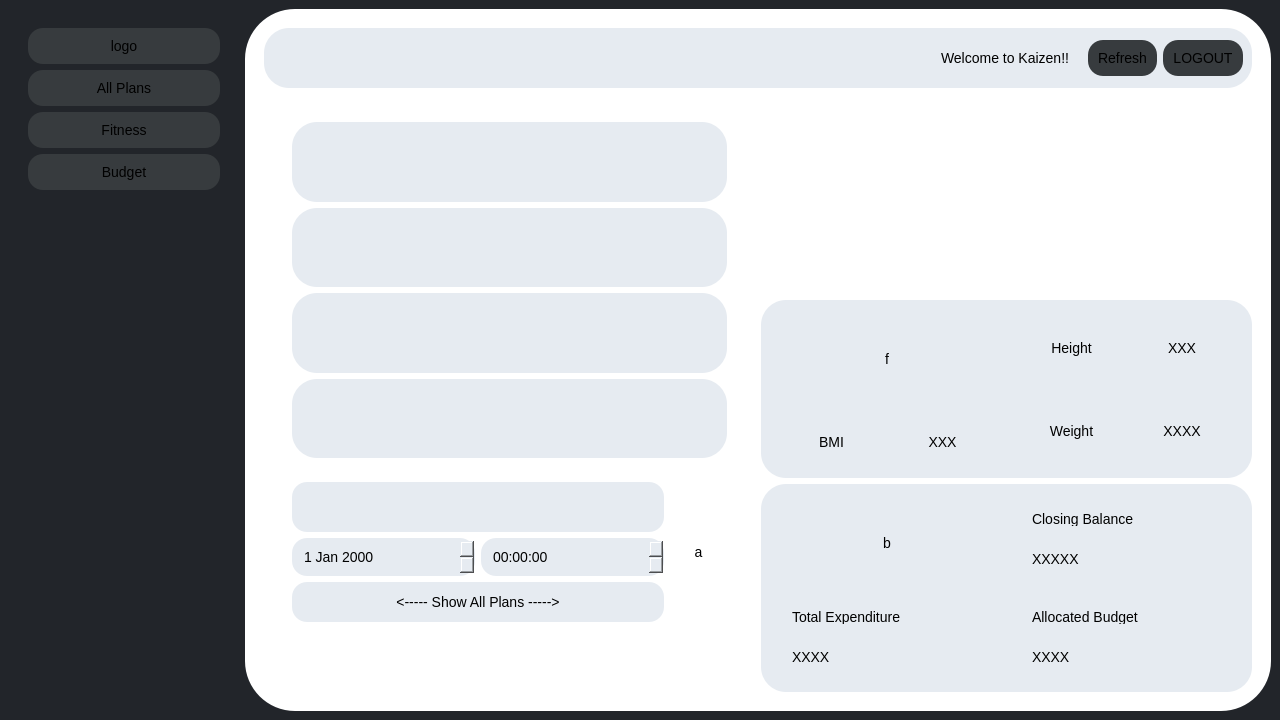
burr1to/kaizen, file K/planner.ui: the form before one commit.
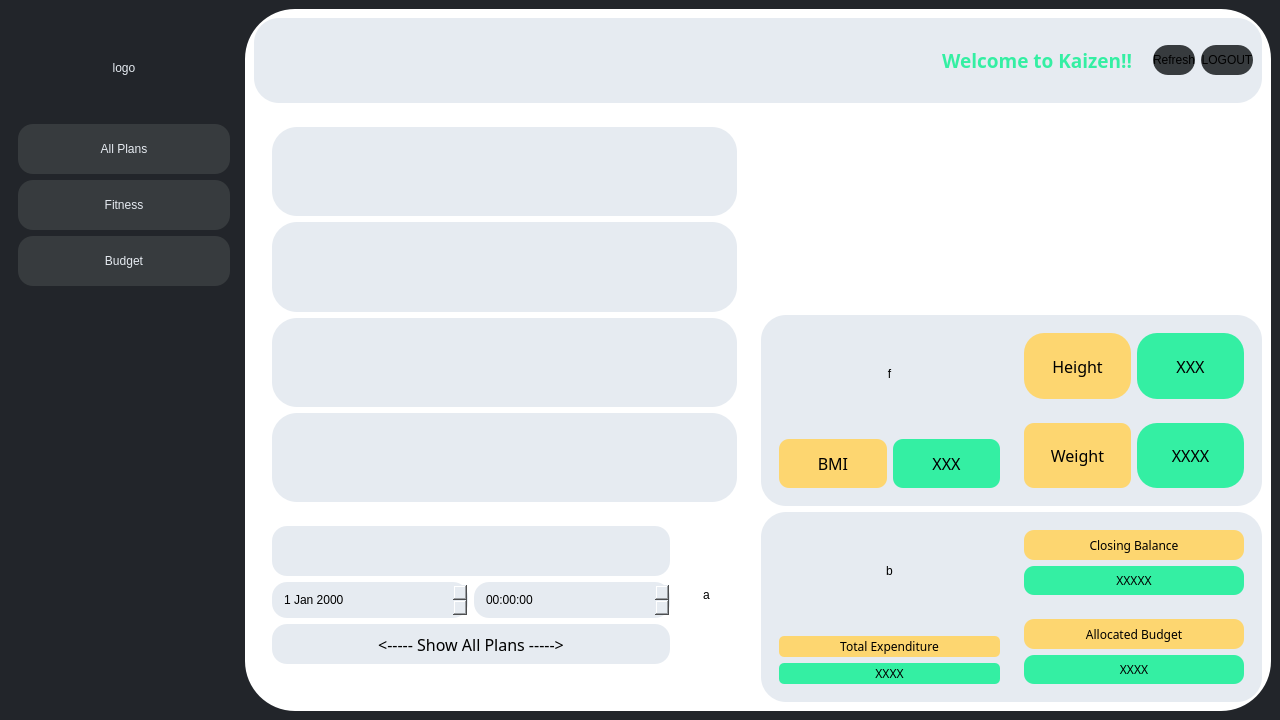
The form after the commit. Icons and pictures are not drawn.

Patch:
```diff
--- a/K/planner.ui
+++ b/K/planner.ui
@@ -25,8 +25,7 @@
   </property>
   <property name="styleSheet">
    <string notr="true">color:black;
-padding:10px;
-font:14px;</string>
+font: 12pt &quot;Foco&quot;;</string>
   </property>
   <widget class="QWidget" name="centralwidget">
    <property name="minimumSize">
@@ -54,7 +53,8 @@
        </size>
       </property>
       <property name="styleSheet">
-       <string notr="true">border:0px;</string>
+       <string notr="true">border:0px;
+color:#e6ebf1;</string>
       </property>
       <property name="frameShape">
        <enum>QFrame::StyledPanel</enum>
@@ -65,10 +65,15 @@
       <layout class="QVBoxLayout" name="verticalLayout_3">
        <item>
         <widget class="QPushButton" name="Kaizen_logo">
+         <property name="minimumSize">
+          <size>
+           <width>0</width>
+           <height>100</height>
+          </size>
+         </property>
          <property name="styleSheet">
           <string notr="true">border:0px;
-border-radius:15px;
-background-color: rgb(55, 59, 62);</string>
+border-radius:15px;</string>
          </property>
          <property name="text">
           <string>logo</string>
@@ -83,6 +88,12 @@
        </item>
        <item>
         <widget class="QPushButton" name="pushButton_2">
+         <property name="minimumSize">
+          <size>
+           <width>0</width>
+           <height>50</height>
+          </size>
+         </property>
          <property name="styleSheet">
           <string notr="true">border:0px;
 border-radius:15px;
@@ -95,6 +106,12 @@
        </item>
        <item>
         <widget class="QPushButton" name="pushButton_3">
+         <property name="minimumSize">
+          <size>
+           <width>0</width>
+           <height>50</height>
+          </size>
+         </property>
          <property name="styleSheet">
           <string notr="true">border:0px;
 border-radius:15px;
@@ -107,6 +124,12 @@
        </item>
        <item>
         <widget class="QPushButton" name="pushButton_4">
+         <property name="minimumSize">
+          <size>
+           <width>0</width>
+           <height>50</height>
+          </size>
+         </property>
          <property name="styleSheet">
           <string notr="true">border:0px;
 border-radius:15px;
@@ -178,14 +201,17 @@
            <widget class="QLabel" name="heytxt">
             <property name="font">
              <font>
-              <pointsize>-1</pointsize>
+              <family>FONTSPRING DEMO - Pontiac Black</family>
+              <pointsize>14</pointsize>
               <italic>false</italic>
-              <bold>false</bold>
+              <bold>true</bold>
              </font>
             </property>
             <property name="styleSheet">
              <string notr="true">border:0px;
-padding-right:10px;</string>
+padding-right:10px;
+color:#34efa3;
+font: 700 14pt &quot;FONTSPRING DEMO - Pontiac Black&quot;;</string>
             </property>
             <property name="text">
              <string>Welcome to Kaizen!!</string>
@@ -197,6 +223,12 @@
           </item>
           <item>
            <widget class="QPushButton" name="pushButton">
+            <property name="minimumSize">
+             <size>
+              <width>0</width>
+              <height>30</height>
+             </size>
+            </property>
             <property name="styleSheet">
              <string notr="true">border:0px;
 border-radius:15px;
@@ -209,6 +241,12 @@
           </item>
           <item>
            <widget class="QPushButton" name="Logout">
+            <property name="minimumSize">
+             <size>
+              <width>0</width>
+              <height>30</height>
+             </size>
+            </property>
             <property name="styleSheet">
              <string notr="true">border:0px;
 border-radius:15px;
@@ -265,6 +303,7 @@
                 <widget class="QLabel" name="plan_1">
                  <property name="font">
                   <font>
+                   <family>Foco</family>
                    <pointsize>-1</pointsize>
                    <italic>false</italic>
                    <bold>false</bold>
@@ -284,6 +323,7 @@
                 <widget class="QLabel" name="plan_2">
                  <property name="font">
                   <font>
+                   <family>Foco</family>
                    <pointsize>-1</pointsize>
                    <italic>false</italic>
                    <bold>false</bold>
@@ -303,6 +343,7 @@
                 <widget class="QLabel" name="plan_3">
                  <property name="font">
                   <font>
+                   <family>Foco</family>
                    <pointsize>-1</pointsize>
                    <italic>false</italic>
                    <bold>false</bold>
@@ -322,6 +363,7 @@
                 <widget class="QLabel" name="plan_4">
                  <property name="font">
                   <font>
+                   <family>Foco</family>
                    <pointsize>-1</pointsize>
                    <italic>false</italic>
                    <bold>false</bold>
@@ -360,7 +402,8 @@
                      </property>
                      <property name="font">
                       <font>
-                       <pointsize>-1</pointsize>
+                       <family>Foco</family>
+                       <pointsize>12</pointsize>
                        <italic>false</italic>
                        <bold>false</bold>
                       </font>
@@ -404,7 +447,8 @@
                      </property>
                      <property name="font">
                       <font>
-                       <pointsize>-1</pointsize>
+                       <family>Foco</family>
+                       <pointsize>12</pointsize>
                        <italic>false</italic>
                        <bold>false</bold>
                       </font>
@@ -522,7 +566,8 @@
                     <widget class="QLabel" name="BMI_label">
                      <property name="font">
                       <font>
-                       <pointsize>-1</pointsize>
+                       <family>Foco</family>
+                       <pointsize>12</pointsize>
                        <italic>false</italic>
                        <bold>false</bold>
                       </font>
@@ -531,7 +576,8 @@
                       <bool>false</bool>
                      </property>
                      <property name="styleSheet">
-                      <string notr="true"/>
+                      <string notr="true">background-color: rgb(253, 214, 112);
+border-radius:10px;</string>
                      </property>
                      <property name="text">
                       <string>BMI</string>
@@ -545,7 +591,8 @@
                     <widget class="QLabel" name="label_13">
                      <property name="font">
                       <font>
-                       <pointsize>-1</pointsize>
+                       <family>Foco</family>
+                       <pointsize>12</pointsize>
                        <italic>false</italic>
                        <bold>false</bold>
                       </font>
@@ -554,7 +601,8 @@
                       <bool>false</bool>
                      </property>
                      <property name="styleSheet">
-                      <string notr="true"/>
+                      <string notr="true">background-color: rgb(52, 239, 163);
+border-radius:10px;</string>
                      </property>
                      <property name="text">
                       <string>XXX</string>
@@ -581,7 +629,8 @@
                     <widget class="QLabel" name="Height_label">
                      <property name="font">
                       <font>
-                       <pointsize>-1</pointsize>
+                       <family>Foco</family>
+                       <pointsize>12</pointsize>
                        <italic>false</italic>
                        <bold>false</bold>
                       </font>
@@ -590,7 +639,8 @@
                       <bool>false</bool>
                      </property>
                      <property name="styleSheet">
-                      <string notr="true"/>
+                      <string notr="true">background-color: rgb(253, 214, 112);
+border-radius:20px;</string>
                      </property>
                      <property name="text">
                       <string>Height</string>
@@ -604,7 +654,8 @@
                     <widget class="QLabel" name="label_17">
                      <property name="font">
                       <font>
-                       <pointsize>-1</pointsize>
+                       <family>Foco</family>
+                       <pointsize>12</pointsize>
                        <italic>false</italic>
                        <bold>false</bold>
                       </font>
@@ -613,7 +664,8 @@
                       <bool>false</bool>
                      </property>
                      <property name="styleSheet">
-                      <string notr="true"/>
+                      <string notr="true">background-color: rgb(52, 239, 163);
+border-radius:20px;</string>
                      </property>
                      <property name="text">
                       <string>XXX</string>
@@ -636,7 +688,8 @@
                     <widget class="QLabel" name="Weight_label">
                      <property name="font">
                       <font>
-                       <pointsize>-1</pointsize>
+                       <family>Foco</family>
+                       <pointsize>12</pointsize>
                        <italic>false</italic>
                        <bold>false</bold>
                       </font>
@@ -645,7 +698,8 @@
                       <bool>false</bool>
                      </property>
                      <property name="styleSheet">
-                      <string notr="true"/>
+                      <string notr="true">background-color: rgb(253, 214, 112);
+border-radius:10px;</string>
                      </property>
                      <property name="text">
                       <string>Weight</string>
@@ -659,7 +713,8 @@
                     <widget class="QLabel" name="label_15">
                      <property name="font">
                       <font>
-                       <pointsize>-1</pointsize>
+                       <family>Foco</family>
+                       <pointsize>12</pointsize>
                        <italic>false</italic>
                        <bold>false</bold>
                       </font>
@@ -668,7 +723,8 @@
                       <bool>false</bool>
                      </property>
                      <property name="styleSheet">
-                      <string notr="true"/>
+                      <string notr="true">background-color: rgb(52, 239, 163);
+border-radius:20px;</string>
                      </property>
                      <property name="text">
                       <string>XXXX</string>
@@ -691,7 +747,8 @@
              <property name="styleSheet">
               <string notr="true">border:0px;
 border-radius:25px;
-background-color: rgb(230, 235, 241);</string>
+background-color: rgb(230, 235, 241);
+font:12px;</string>
              </property>
              <layout class="QHBoxLayout" name="horizontalLayout_3" stretch="1,1">
               <item>
@@ -729,6 +786,7 @@
                     <widget class="QLabel" name="Expenditure_label">
                      <property name="font">
                       <font>
+                       <family>Foco</family>
                        <pointsize>-1</pointsize>
                        <italic>false</italic>
                        <bold>false</bold>
@@ -738,17 +796,22 @@
                       <bool>false</bool>
                      </property>
                      <property name="styleSheet">
-                      <string notr="true"/>
+                      <string notr="true">background-color: rgb(253, 214, 112);
+border-radius:5px;</string>
                      </property>
                      <property name="text">
                       <string>Total Expenditure</string>
                      </property>
+                     <property name="alignment">
+                      <set>Qt::AlignCenter</set>
+                     </property>
                     </widget>
                    </item>
                    <item>
                     <widget class="QLabel" name="label_9">
                      <property name="font">
                       <font>
+                       <family>Foco</family>
                        <pointsize>-1</pointsize>
                        <italic>false</italic>
                        <bold>false</bold>
@@ -758,11 +821,15 @@
                       <bool>false</bool>
                      </property>
                      <property name="styleSheet">
-                      <string notr="true"/>
+                      <string notr="true">background-color: rgb(52, 239, 163);
+border-radius:5px;</string>
                      </property>
                      <property name="text">
                       <string>XXXX</string>
                      </property>
+                     <property name="alignment">
+                      <set>Qt::AlignCenter</set>
+                     </property>
                     </widget>
                    </item>
                   </layout>
@@ -782,26 +849,35 @@
                     <widget class="QLabel" name="Balance_label">
                      <property name="font">
                       <font>
+                       <family>Foco</family>
                        <pointsize>-1</pointsize>
                        <italic>false</italic>
                        <bold>false</bold>
                       </font>
                      </property>
+                     <property name="layoutDirection">
+                      <enum>Qt::LeftToRight</enum>
+                     </property>
                      <property name="autoFillBackground">
                       <bool>false</bool>
                      </property>
                      <property name="styleSheet">
-                      <string notr="true"/>
+                      <string notr="true">background-color: rgb(253, 214, 112);
+border-radius:10px;</string>
                      </property>
                      <property name="text">
                       <string>Closing Balance</string>
                      </property>
+                     <property name="alignment">
+                      <set>Qt::AlignCenter</set>
+                     </property>
                     </widget>
                    </item>
                    <item>
                     <widget class="QLabel" name="label_8">
                      <property name="font">
                       <font>
+                       <family>Foco</family>
                        <pointsize>-1</pointsize>
                        <italic>false</italic>
                        <bold>false</bold>
@@ -811,11 +887,15 @@
                       <bool>false</bool>
                      </property>
                      <property name="styleSheet">
-                      <string notr="true"/>
+                      <string notr="true">background-color: rgb(52, 239, 163);
+border-radius:10px;</string>
                      </property>
                      <property name="text">
                       <string>XXXXX</string>
                      </property>
+                     <property name="alignment">
+                      <set>Qt::AlignCenter</set>
+                     </property>
                     </widget>
                    </item>
                   </layout>
@@ -832,6 +912,7 @@
                     <widget class="QLabel" name="Budget_label">
                      <property name="font">
                       <font>
+                       <family>Foco</family>
                        <pointsize>-1</pointsize>
                        <italic>false</italic>
                        <bold>false</bold>
@@ -841,17 +922,22 @@
                       <bool>false</bool>
                      </property>
                      <property name="styleSheet">
-                      <string notr="true"/>
+                      <string notr="true">background-color: rgb(253, 214, 112);
+border-radius:10px;</string>
                      </property>
                      <property name="text">
                       <string>Allocated Budget</string>
                      </property>
+                     <property name="alignment">
+                      <set>Qt::AlignCenter</set>
+                     </property>
                     </widget>
                    </item>
                    <item>
                     <widget class="QLabel" name="label_11">
                      <property name="font">
                       <font>
+                       <family>Foco</family>
                        <pointsize>-1</pointsize>
                        <italic>false</italic>
                        <bold>false</bold>
@@ -861,11 +947,15 @@
                       <bool>false</bool>
                      </property>
                      <property name="styleSheet">
-                      <string notr="true"/>
+                      <string notr="true">background-color: rgb(52, 239, 163);
+border-radius:10px;</string>
                      </property>
                      <property name="text">
                       <string>XXXX</string>
                      </property>
+                     <property name="alignment">
+                      <set>Qt::AlignCenter</set>
+                     </property>
                     </widget>
                    </item>
                   </layout>
```
Left out of the diff: 2 changed lines with no effect on the pictures.
